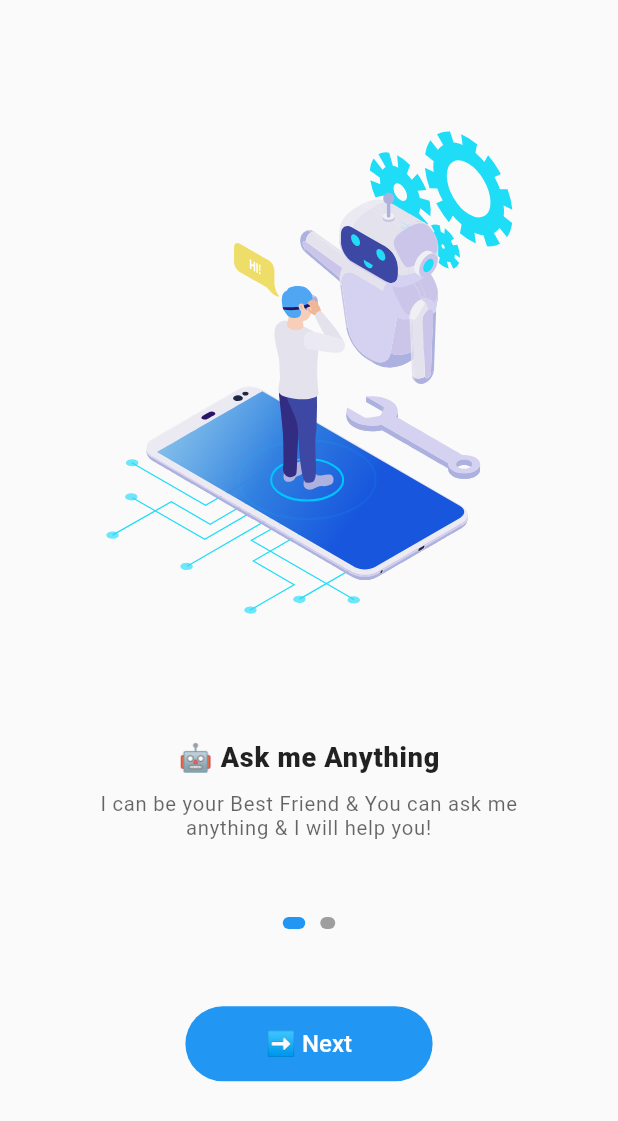
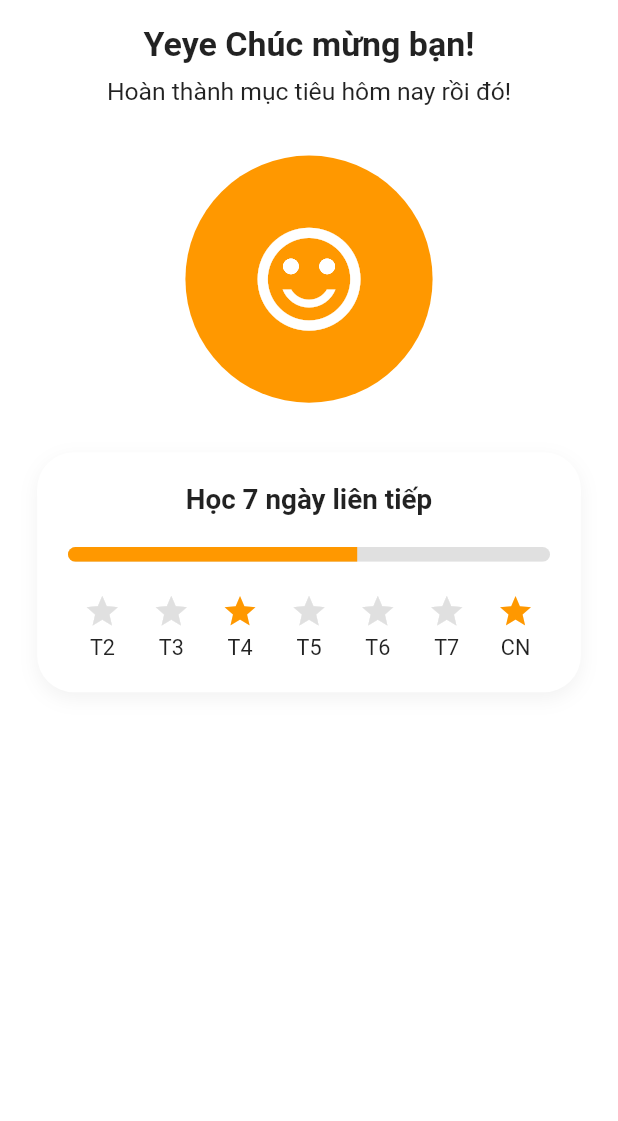
Before and after one commit to dungken/speaking_english_with_ai_app, a Flutter app: the screen it shows after launch, on a phone screen of 412 x 824 dp. Shown: the top 1121 px of the screen. Run offline on Flutter 3.47's test engine with Material 3 defaults, Android fonts, the phone set to English and light mode, and no system bars; our stand-ins replace animated_text_kit, appwrite, cached_network_image, fl_chart, flutter_animate, get and 4 more; missing offline and left inert: dart_openai, easy_audience_network, gallery_saver_updated, translator_plus; accounts and stored records are empty; network calls fail; project files that could hold a hidden picture were left out.

Commit message:
UI progress tracking

```diff
--- a/mobile/lib/main.dart
+++ b/mobile/lib/main.dart
@@ -7,6 +7,9 @@ import 'helper/ad_helper.dart';
 import 'helper/global.dart';
 import 'helper/pref.dart';
 import 'screen/splash_screen.dart';
+import 'screen/feature/progress_tracking/Streak.dart';
+import 'screen/feature/progress_tracking/Learning_Results.dart';
+
 
 Future<void> main() async {
   WidgetsFlutterBinding
@@ -72,7 +75,7 @@ class MyApp extends StatelessWidget {
         ),
       ),
 
-      home: const SplashScreen(), // 🚀 Start with the splash screen
+      home: const StreakScreen(), // 🚀 Start with the splash screen
     );
   }
 }
--- /dev/null
+++ b/mobile/lib/screen/feature/Progress_Tracking/Streak.dart
@@ -0,0 +1,186 @@
+import 'package:flutter/material.dart';
+
+class StreakScreen extends StatefulWidget {
+  const StreakScreen({super.key});
+
+  @override
+  _StreakScreenState createState() => _StreakScreenState();
+}
+
+class _StreakScreenState extends State<StreakScreen> with SingleTickerProviderStateMixin {
+  late AnimationController _animationController;
+  late Animation<double> _iconPosition;
+
+  @override
+  void initState() {
+    super.initState();
+
+    // Khởi tạo AnimationController
+    _animationController = AnimationController(
+      duration: const Duration(seconds: 2), // Thời gian mỗi vòng quay
+      vsync: this,
+    );
+
+    // Tạo Animation cho vị trí của icon
+    _iconPosition = Tween<double>(begin: 0.0, end: 0.2).animate(
+      CurvedAnimation(
+        parent: _animationController,
+        curve: Curves.easeInOut, // Tạo hiệu ứng mượt mà
+      ),
+    );
+
+    // Lặp lại chuyển động
+    _animationController.repeat(reverse: true); // Lặp lại và quay lại vị trí ban đầu
+  }
+
+  @override
+  void dispose() {
+    // Đảm bảo dừng AnimationController khi widget bị hủy
+    _animationController.dispose();
+    super.dispose();
+  }
+
+  @override
+  Widget build(BuildContext context) {
+    final mq = MediaQuery.of(context).size;
+
+    return Scaffold(
+      backgroundColor: Colors.white,
+      appBar: AppBar(
+        backgroundColor: Colors.white,
+        elevation: 0,
+        toolbarHeight: 0, // Hide AppBar space
+      ),
+      body: ListView(
+        physics: const BouncingScrollPhysics(),
+        padding: EdgeInsets.symmetric(horizontal: mq.width * 0.06),
+        children: [
+          SizedBox(height: mq.height * 0.02),
+
+          // 🥳 Tiêu đề chúc mừng
+          Text(
+            'Yeye Chúc mừng bạn!',
+            style: TextStyle(
+              fontSize: mq.width * 0.055,
+              fontWeight: FontWeight.bold,
+            ),
+            textAlign: TextAlign.center,
+          ),
+          SizedBox(height: mq.height * 0.01),
+          Text(
+            'Hoàn thành mục tiêu hôm nay rồi đó!',
+            style: TextStyle(fontSize: mq.width * 0.04),
+            textAlign: TextAlign.center,
+          ),
+
+          SizedBox(height: mq.height * 0.04),
+
+          // 🟠 Icon mặt cười với hiệu ứng chuyển động tự động
+          Center(
+            child: AnimatedBuilder(
+              animation: _iconPosition,
+              builder: (context, child) {
+                return Stack(
+                  children: [
+                    Container(
+                      height: mq.width * 0.4, // Kích thước container cho icon
+                      width: mq.width * 0.4,  // Kích thước container cho icon
+                      child: AnimatedPositioned(
+                        duration: const Duration(milliseconds: 300),
+                        left: _iconPosition.value * mq.width, // Di chuyển icon
+                        top: 0,
+                        child: Container(
+                          height: mq.width * 0.2, // Kích thước icon
+                          width: mq.width * 0.2, // Kích thước icon
+                          decoration: BoxDecoration(
+                            color: Colors.orange,
+                            shape: BoxShape.circle,
+                          ),
+                          child: Center(
+                            child: Icon(
+                              Icons.sentiment_satisfied_alt,
+                              size: mq.width * 0.2,
+                              color: Colors.white,
+                            ),
+                          ),
+                        ),
+                      ),
+                    ),
+                  ],
+                );
+              },
+            ),
+          ),
+
+          SizedBox(height: mq.height * 0.04),
+
+          // 📦 Thẻ mục tiêu học 7 ngày
+          Container(
+            padding: EdgeInsets.all(mq.width * 0.05),
+            decoration: BoxDecoration(
+              color: Colors.white,
+              borderRadius: BorderRadius.circular(mq.width * 0.06),
+              boxShadow: [
+                BoxShadow(
+                  color: Colors.black.withOpacity(0.05),
+                  blurRadius: 10,
+                  offset: Offset(0, mq.height * 0.005),
+                ),
+              ],
+            ),
+            child: Column(
+              children: [
+                Text(
+                  'Học 7 ngày liên tiếp',
+                  style: TextStyle(
+                    fontSize: mq.width * 0.045,
+                    fontWeight: FontWeight.w600,
+                  ),
+                ),
+                SizedBox(height: mq.height * 0.025),
+
+                // 🔶 Progress Bar
+                ClipRRect(
+                  borderRadius: BorderRadius.circular(mq.width * 0.05),
+                  child: LinearProgressIndicator(
+                    minHeight: mq.height * 0.012,
+                    value: 0.6,
+                    backgroundColor: Colors.grey[300],
+                    valueColor:
+                    const AlwaysStoppedAnimation<Color>(Colors.orange),
+                  ),
+                ),
+
+                SizedBox(height: mq.height * 0.025),
+
+                // 🗓️ Hàng ngày trong tuần với ngôi sao
+                Row(
+                  mainAxisAlignment: MainAxisAlignment.spaceAround,
+                  children: [
+                    for (var day in ['T2', 'T3', 'T4', 'T5', 'T6', 'T7', 'CN'])
+                      Column(
+                        children: [
+                          Icon(
+                            Icons.star,
+                            size: mq.width * 0.06,
+                            color: (day == 'T4' || day == 'CN')
+                                ? Colors.orange
+                                : Colors.grey[300],
+                          ),
+                          SizedBox(height: mq.height * 0.005),
+                          Text(
+                            day,
+                            style: TextStyle(fontSize: mq.width * 0.035),
+                          ),
+                        ],
+                      )
+                  ],
+                ),
+              ],
+            ),
+          ),
+        ],
+      ),
+    );
+  }
+}
--- /dev/null
+++ b/mobile/lib/tempCodeRunnerFile.dart
@@ -0,0 +1 @@
+withOpacity
```
Also changed, not shown: mobile/lib/screen/feature/Progress_Tracking/Learning_Results.dart (added, +229 -0 lines), mobile/pubspec.yaml (+17 -14 lines), mobile/pubspec.lock, 6 other files.
